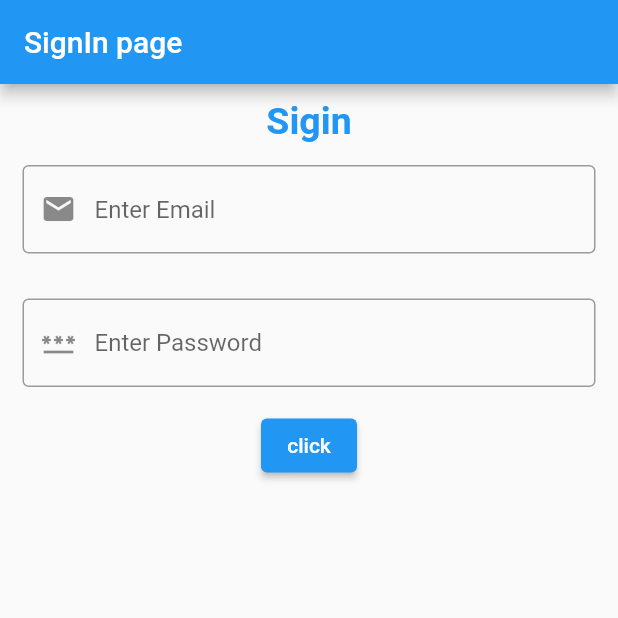
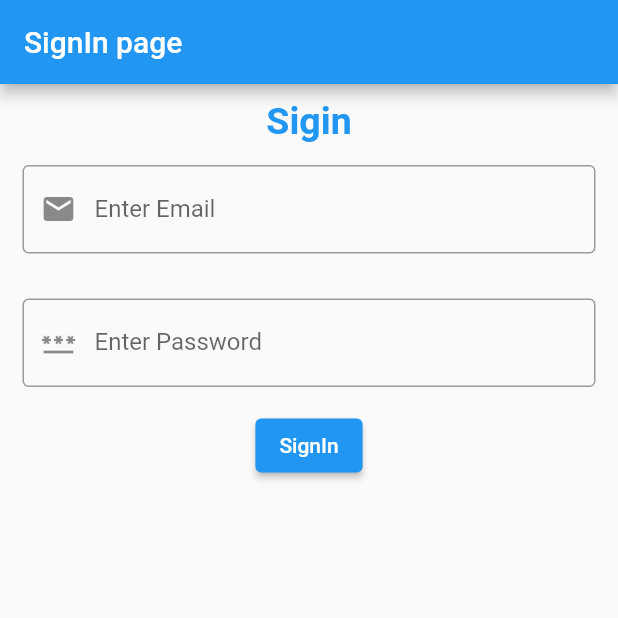
Before and after one commit to SaitejaKoyeti/routes_app, a Flutter app: the screen it shows after launch, on a phone screen of 412 x 824 dp, the top half of it. Run offline on Flutter 3.47's test engine with Material 2 defaults, Android fonts, the phone set to English and light mode, and no system bars.

```diff
--- a/lib/main.dart
+++ b/lib/main.dart
@@ -41,25 +41,36 @@ class _MyCustomFormState extends State<MyCustomForm>{
            Padding(padding: EdgeInsets.all(15),
              child: TextFormField(
                decoration: InputDecoration(
-                 hintText: "Enter Email",
+                 labelText: "Enter Email",
                  prefixIcon: Icon(Icons.email),
                  border: OutlineInputBorder(),
                ),
-
+              validator: (value) {
+                 if(value== null || value.isEmpty) {
+                   return "Please enter your email";
+                 }
+                return null;
+              },
              ),
            ),
            Padding(padding: EdgeInsets.all(15),
              child: TextFormField(
                decoration: InputDecoration(
-                 hintText: "Enter Password",
+                 labelText: "Enter Password",
                  prefixIcon: Icon(Icons.password),
                  border: OutlineInputBorder(),
                ),
+               validator: (value) {
+                 if(value== null || value.isEmpty) {
+                   return "Please enter your Password";
+                 }
+                 return null;
+               },
              ),
            ),
            Center(
                child: ElevatedButton(
-                 child: Text("click"),
+                 child: Text("SignIn"),
                  onPressed: () {
                    Navigator.push(context,
                        MaterialPageRoute(builder: (context)=> SecondApp()));
```
